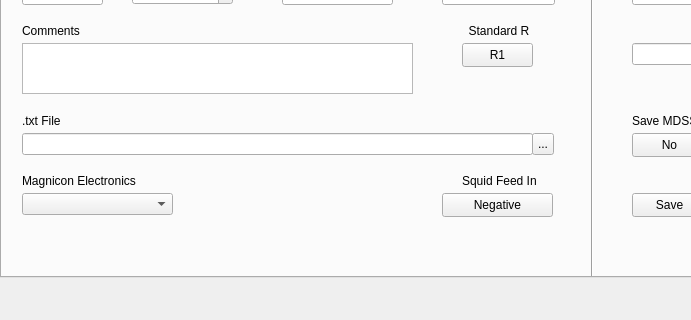
This is Magnicon Offline Analyzer GUI.ui in usnistgov/Magnicon-Offline-Analyzer as Qt 5 draws it before an edit; both pictures show x 0 to 691 and y 513 to 833 of the 989 by 833 pixel window. The edited form follows.
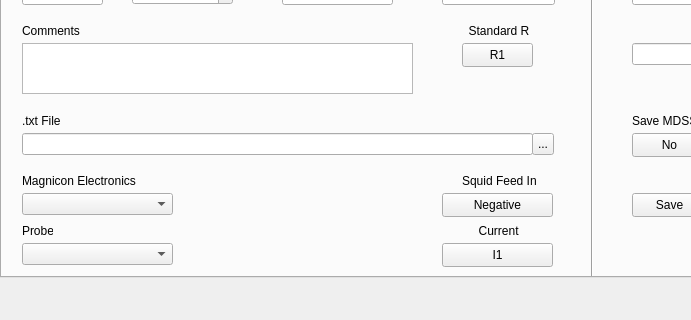
This is the edited form.

Commit message: Add buttons to GUI for MDSS

What changed in the file:
```diff
--- a/Magnicon Offline Analyzer GUI.ui
+++ b/Magnicon Offline Analyzer GUI.ui
@@ -1648,6 +1648,64 @@
        <number>0</number>
       </property>
      </widget>
+     <widget class="QLabel" name="ProbeLabel">
+      <property name="geometry">
+       <rect>
+        <x>20</x>
+        <y>710</y>
+        <width>31</width>
+        <height>16</height>
+       </rect>
+      </property>
+      <property name="text">
+       <string>Probe</string>
+      </property>
+     </widget>
+     <widget class="QComboBox" name="ProbeComboBox">
+      <property name="geometry">
+       <rect>
+        <x>20</x>
+        <y>730</y>
+        <width>151</width>
+        <height>22</height>
+       </rect>
+      </property>
+      <property name="editable">
+       <bool>false</bool>
+      </property>
+      <property name="currentText">
+       <string/>
+      </property>
+      <property name="placeholderText">
+       <string/>
+      </property>
+     </widget>
+     <widget class="QLabel" name="CurrentLabel">
+      <property name="geometry">
+       <rect>
+        <x>470</x>
+        <y>710</y>
+        <width>51</width>
+        <height>16</height>
+       </rect>
+      </property>
+      <property name="text">
+       <string>  Current</string>
+      </property>
+     </widget>
+     <widget class="QPushButton" name="CurrentBut">
+      <property name="geometry">
+       <rect>
+        <x>440</x>
+        <y>730</y>
+        <width>111</width>
+        <height>24</height>
+       </rect>
+      </property>
+      <property name="text">
+       <string>I1</string>
+      </property>
+     </widget>
     </widget>
     <widget class="QWidget" name="BVDTab">
      <attribute name="title">
```
The commit also changes 2 other files.
